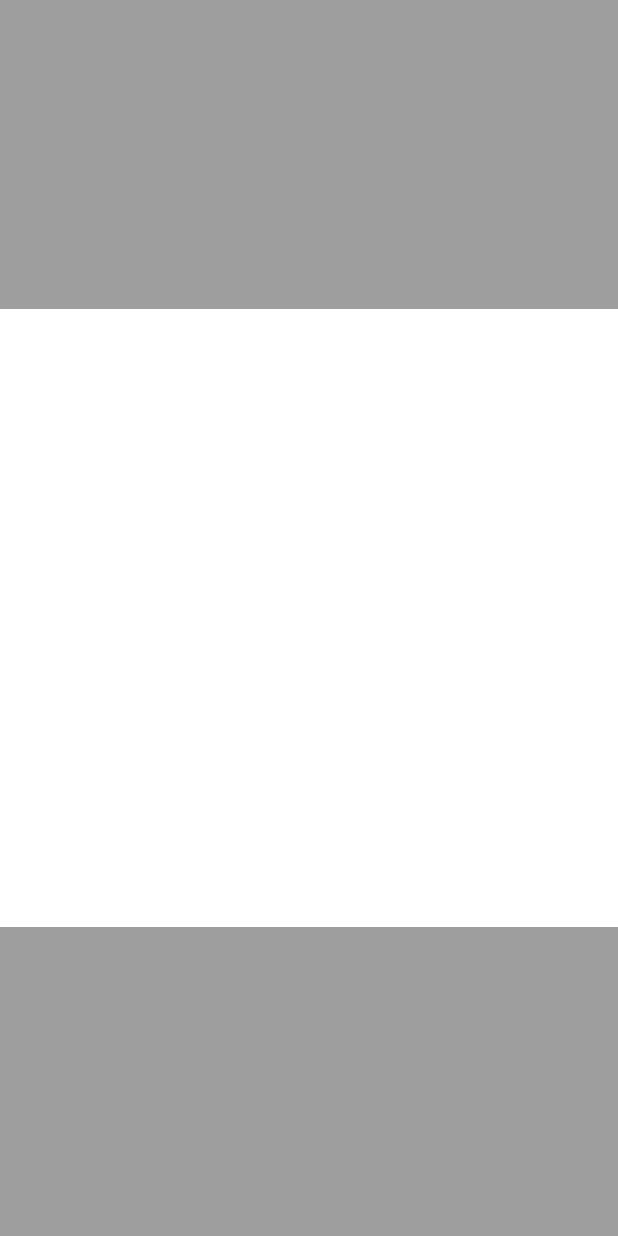
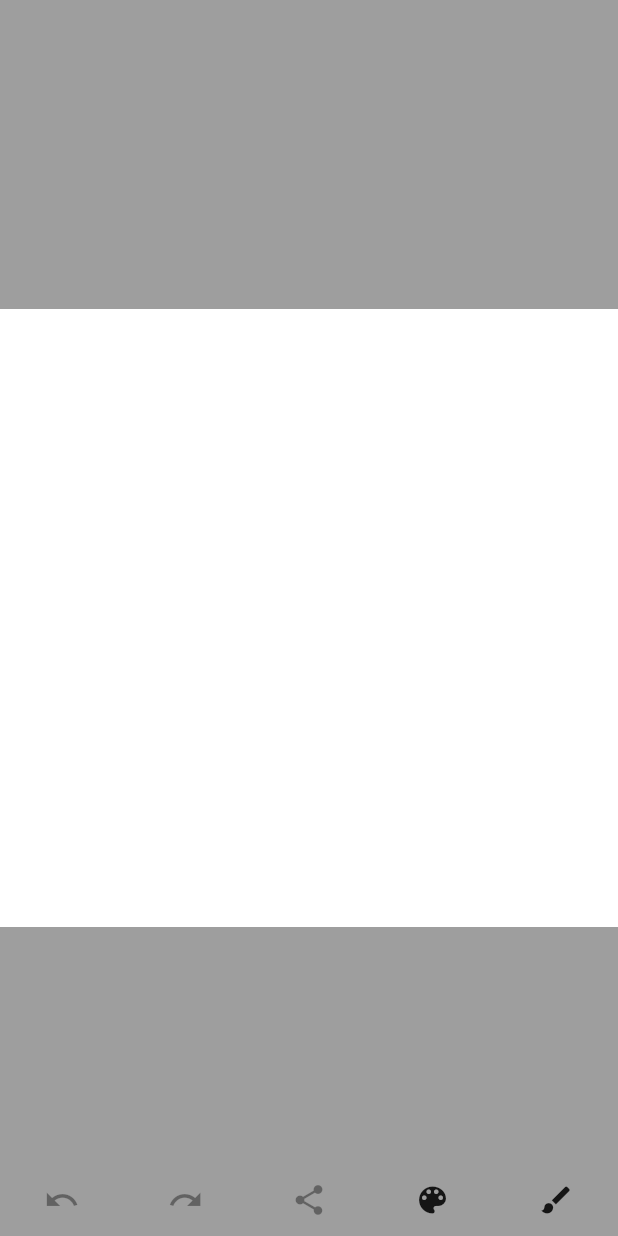
Before and after one commit to pavel-prykhodko96/custom_drawer, a Flutter app: the screen it shows after launch, on a phone screen of 412 x 824 dp. Run offline on Flutter 3.47's test engine with Material 2 defaults, Android fonts, the phone set to English and light mode, and no system bars.

Commit message:
refactored code, simplified bloc, implemented colors and width set, added Line model

```diff
--- a/custom_drawer_app/lib/bloc/brush_bloc.dart
+++ /dev/null
@@ -1,27 +0,0 @@
-import 'dart:async';
-
-import 'package:custom_drawer_app/bloc/general/bloc.dart';
-import 'package:custom_drawer_app/models/brush.dart';
-import 'package:flutter/material.dart';
-
-class BrushBloc extends Bloc {
-  Brush brush = Brush();
-
-  final _controller = StreamController<Brush>.broadcast();
-  Stream<Brush> get brushStream => _controller.stream;
-
-  void setColor(Color color) {
-    brush.color = color;
-    _controller.sink.add(brush);
-  }
-
-  void setWidth(double width) {
-    brush.width = width;
-    _controller.sink.add(brush);
-  }
-
-  @override
-  void dispose() {
-    _controller.close();
-  }
-}
--- a/custom_drawer_app/lib/bloc/general/main_bloc.dart
+++ /dev/null
@@ -1,14 +0,0 @@
-import 'package:custom_drawer_app/bloc/brush_bloc.dart';
-import 'package:custom_drawer_app/bloc/general/bloc.dart';
-import 'package:custom_drawer_app/bloc/lines_bloc.dart';
-
-class MainBloc extends Bloc {
-  LinesBloc linesBloc = LinesBloc();
-  BrushBloc brushBloc = BrushBloc();
-
-  @override
-  void dispose() {
-    linesBloc.dispose();
-    brushBloc.dispose();
-  }
-}
--- a/custom_drawer_app/lib/main.dart
+++ b/custom_drawer_app/lib/main.dart
@@ -1,5 +1,5 @@
 import 'package:custom_drawer_app/bloc/general/bloc_provider.dart';
-import 'package:custom_drawer_app/bloc/general/main_bloc.dart';
+import 'package:custom_drawer_app/bloc/lines_bloc.dart';
 import 'package:custom_drawer_app/ui/painter_screen.dart';
 import 'package:flutter/material.dart';
 
@@ -11,7 +11,7 @@ class MyApp extends StatelessWidget {
   @override
   Widget build(BuildContext context) {
     return BlocProvider(
-      bloc: MainBloc(),
+      bloc: LinesBloc(),
       child: MaterialApp(
         title: 'Flutter Demo',
         debugShowCheckedModeBanner: false,
--- a/custom_drawer_app/lib/models/brush.dart
+++ b/custom_drawer_app/lib/models/brush.dart
@@ -1,6 +1,23 @@
 import 'package:flutter/material.dart';
 
 class Brush {
-  Color color = Colors.black;
-  double width = 3;
+  Color color;
+  double width;
+
+  Brush({@required this.color, @required this.width});
+
+  Brush.defaultParameters() {
+    color = Colors.black;
+    width = 3;
+  }
+
+  Brush copyWith({
+    Color color,
+    double width,
+  }) {
+    return Brush(
+      color: color ?? this.color,
+      width: width ?? this.width,
+    );
+  }
 }
--- /dev/null
+++ b/custom_drawer_app/lib/models/line.dart
@@ -0,0 +1,9 @@
+import 'package:custom_drawer_app/models/brush.dart';
+import 'package:flutter/material.dart';
+
+class Line {
+  final Brush brush;
+  List<Offset> offsets = [];
+
+  Line(this.brush);
+}
--- a/custom_drawer_app/lib/ui/painter_screen.dart
+++ b/custom_drawer_app/lib/ui/painter_screen.dart
@@ -1,8 +1,6 @@
-import 'package:custom_drawer_app/bloc/brush_bloc.dart';
 import 'package:custom_drawer_app/bloc/general/bloc_provider.dart';
-import 'package:custom_drawer_app/bloc/general/main_bloc.dart';
 import 'package:custom_drawer_app/bloc/lines_bloc.dart';
-import 'package:custom_drawer_app/models/brush.dart';
+import 'package:custom_drawer_app/models/line.dart';
 import 'package:custom_drawer_app/ui/buttons_panel.dart';
 import 'package:custom_drawer_app/painter/painter.dart';
 import 'package:flutter/material.dart';
@@ -25,9 +23,7 @@ class _PainterScreenState extends State<PainterScreen> {
 
   @override
   Widget build(BuildContext context) {
-    MainBloc mainBloc = BlocProvider.of<MainBloc>(context);
-    LinesBloc linesBloc = mainBloc.linesBloc;
-    BrushBloc brushBloc = mainBloc.brushBloc;
+    LinesBloc linesBloc = BlocProvider.of<LinesBloc>(context);
 
     return Scaffold(
       extendBody: true,
@@ -42,27 +38,15 @@ class _PainterScreenState extends State<PainterScreen> {
                   linesBloc.newLineAt(details.localPosition),
               onPanUpdate: (details) =>
                   linesBloc.addPointAt(details.localPosition),
-              child: StreamBuilder<List<List<Offset>>>(
+              child: StreamBuilder<List<Line>>(
                 stream: linesBloc.linesStream,
-                builder: (context, linesSnapshot) {
-                  return StreamBuilder<Brush>(
-                    stream: brushBloc.brushStream,
-                    builder: (context, brushSnapshot) {
-                      if (!brushSnapshot.hasData)
-                        brushBloc.setColor(Colors.black);
-                      return brushSnapshot.hasData
-                          ? Container(
-                              color: Colors.white,
-                              child: CustomPaint(
-                                size: painterAreaSize,
-                                painter: Painter(
-                                  linesSnapshot.data,
-                                  brushSnapshot.data,
-                                ),
-                              ),
-                            )
-                          : Container();
-                    },
+                builder: (context, snapshot) {
+                  return Container(
+                    color: Colors.white,
+                    child: CustomPaint(
+                      size: painterAreaSize,
+                      painter: Painter(snapshot.data),
+                    ),
                   );
                 },
               ),
```
Also changed, not shown: custom_drawer_app/lib/bloc/lines_bloc.dart (+30 -11 lines), custom_drawer_app/lib/painter/painter.dart (+17 -16 lines), custom_drawer_app/lib/ui/buttons_panel.dart (+27 -2 lines).
